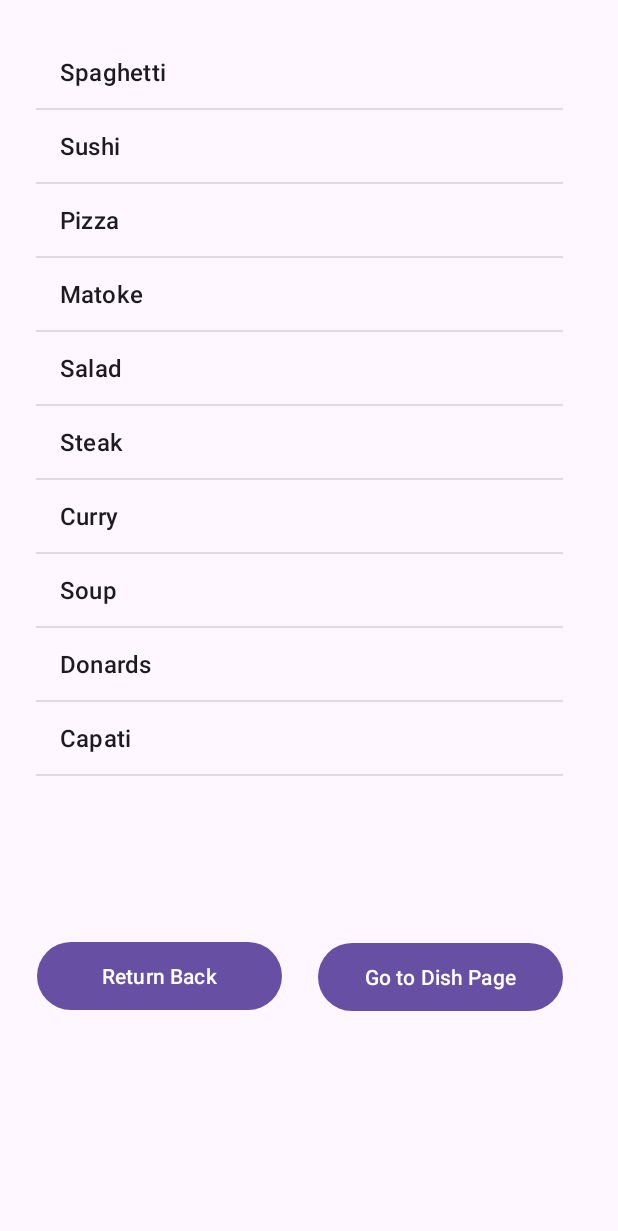
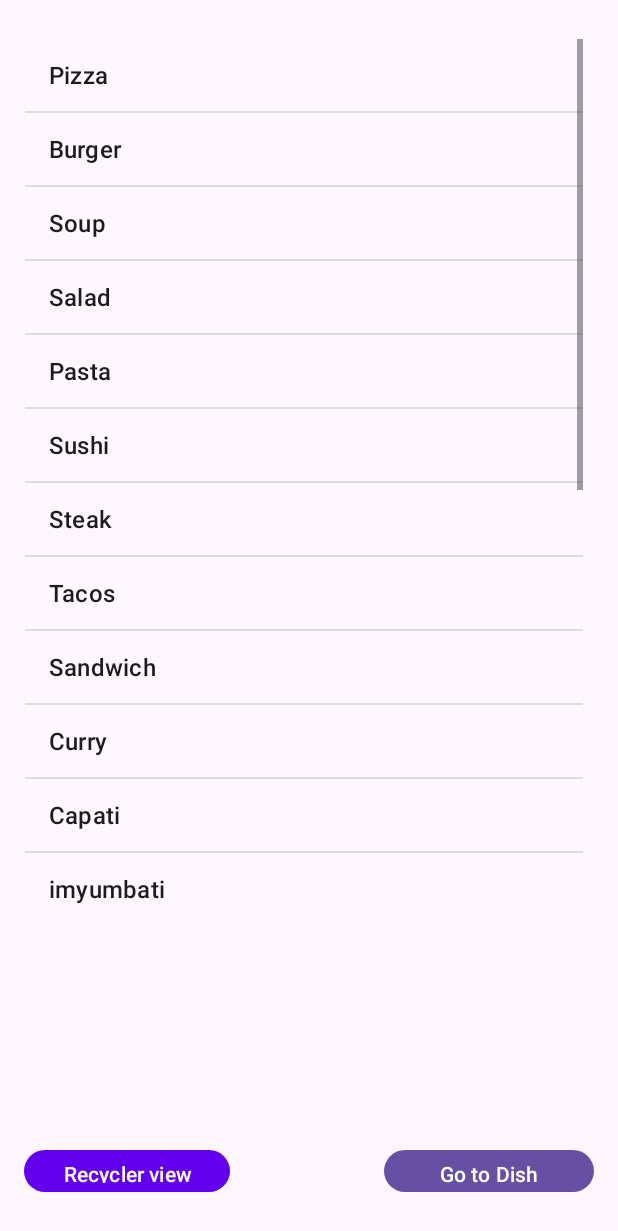
Before and after one commit to NIYIKIZA20/android_dishapplication, an Android app: the screen it shows after launch (ListViewActivity), after a tap on "View Dishes", on a phone screen of 412 x 824 dp. Shown: the top 1231 px of the screen. Run offline under Robolectric (Android 15) with nearby library versions, the phone set to English and light mode, and no system bars.

Commit message:
Recycler activity added, improved layout

```diff
--- a/app/src/main/java/com/example/dishapplication/AddDishFragment.java
+++ b/app/src/main/java/com/example/dishapplication/AddDishFragment.java
@@ -19,7 +19,6 @@ public class AddDishFragment extends Fragment {
 
     EditText inputDish;
     Button btnAddDish;
-
     public AddDishFragment() {}
 
     @Nullable
--- a/app/src/main/java/com/example/dishapplication/DishActivity.java
+++ b/app/src/main/java/com/example/dishapplication/DishActivity.java
@@ -67,7 +67,7 @@ public class DishActivity extends AppCompatActivity {
             } else if (id == R.id.nav_view_dishes) {
                 getSupportFragmentManager().popBackStack();
                 reloadList();
-            } else if (id == R.id.nav_recycler_view) {
+            } else if (id == R.id.nav_recycler) {
                 //  Open RecyclerViewActivity
                 Intent intent = new Intent(DishActivity.this, RecyclerViewActivity.class);
                 startActivity(intent);
--- a/app/src/main/java/com/example/dishapplication/ListViewActivity.java
+++ b/app/src/main/java/com/example/dishapplication/ListViewActivity.java
@@ -18,8 +18,12 @@ public class ListViewActivity extends AppCompatActivity {
     ListView dishListView;
     Button returnBtn;
     Button openDishBtn;
+    Button btnGoRecycler;
     String[] dishes = {
-            "Spaghetti", "Sushi", "Pizza", "Matoke", "Salad", "Steak", "Curry", "Soup", "Donards", "Capati"
+            "Pizza", "Burger", "Soup", "Salad", "Pasta", "Sushi", "Steak",
+            "Tacos", "Sandwich", "Curry","Capati","imyumbati","idegede",
+            "Noodles", "Fried Rice", "Dumplings", "Lasagna", "Biryani",
+            "Chow Mein", "Hotdog", "Wrap", "Grilled Cheese", "Quiche",
     };
 
     @Override
@@ -34,6 +38,7 @@ public class ListViewActivity extends AppCompatActivity {
             dishListView = findViewById(R.id.dishListView);
             returnBtn = findViewById(R.id.button);
             openDishBtn = findViewById(R.id.openDishBtn);
+            btnGoRecycler= findViewById(R.id.button_recycler);
 
             ArrayAdapter<String> adapter = new ArrayAdapter<>(
                     this, android.R.layout.simple_list_item_1, dishes
@@ -41,10 +46,10 @@ public class ListViewActivity extends AppCompatActivity {
 
             dishListView.setAdapter(adapter);
 
-            returnBtn.setOnClickListener(new View.OnClickListener() {
+            btnGoRecycler.setOnClickListener(new View.OnClickListener() {
                 @Override
                 public void onClick(View v) {
-                    Intent intent = new Intent(ListViewActivity.this, MainActivity.class);
+                    Intent intent = new Intent(ListViewActivity.this, RecyclerViewActivity.class);
                     startActivity(intent);
                 }
             });
@@ -56,6 +61,7 @@ public class ListViewActivity extends AppCompatActivity {
                 }
             });
 
+
             return insets;
         });
     }
--- a/app/src/main/java/com/example/dishapplication/MainActivity.java
+++ b/app/src/main/java/com/example/dishapplication/MainActivity.java
@@ -14,6 +14,7 @@ import androidx.core.view.WindowInsetsCompat;
 public class MainActivity extends AppCompatActivity {
 
     private Button btnViewDishes;
+    public Button btnGoRecycler;
 
 
     @Override
@@ -26,12 +27,18 @@ public class MainActivity extends AppCompatActivity {
             v.setPadding(systemBars.left, systemBars.top, systemBars.right, systemBars.bottom);
 
             btnViewDishes = findViewById(R.id.button);
-
-
             btnViewDishes.setOnClickListener(new View.OnClickListener() {
                 @Override
                 public void onClick(View view) {
                     Intent intent = new Intent(MainActivity.this, ListViewActivity.class);
+                    startActivity(intent);
+                }
+            });
+            btnGoRecycler = findViewById(R.id.button_recycler);
+            btnGoRecycler.setOnClickListener(new View.OnClickListener() {
+                @Override
+                public void onClick(View view) {
+                    Intent intent = new Intent(MainActivity.this, RecyclerViewActivity.class);
                     startActivity(intent);
                 }
             });
--- /dev/null
+++ b/app/src/main/res/drawable/rounded_button.xml
@@ -0,0 +1,6 @@
+<?xml version="1.0" encoding="utf-8"?>
+<shape xmlns:android="http://schemas.android.com/apk/res/android"
+    android:shape="rectangle">
+    <solid android:color="@color/button_background_color" />
+    <corners android:radius="24dp" />
+</shape>
--- /dev/null
+++ b/app/src/main/res/drawable/vegetarian_background.xml
@@ -0,0 +1,6 @@
+<?xml version="1.0" encoding="utf-8"?>
+<shape xmlns:android="http://schemas.android.com/apk/res/android"
+    android:shape="rectangle">
+    <solid android:color="#DFF5DC" />
+    <corners android:radius="8dp" />
+</shape>
--- a/app/src/main/res/layout/activity_list_view.xml
+++ b/app/src/main/res/layout/activity_list_view.xml
@@ -10,38 +10,39 @@
 
     <ListView
         android:id="@+id/dishListView"
-        android:layout_width="351dp"
-        android:layout_height="544dp"
+        android:layout_width="372dp"
+        android:layout_height="583dp"
         app:layout_constraintBottom_toBottomOf="parent"
         app:layout_constraintEnd_toEndOf="parent"
-        app:layout_constraintHorizontal_bias="0.4"
+        app:layout_constraintHorizontal_bias="0.41"
         app:layout_constraintStart_toStartOf="parent"
         app:layout_constraintTop_toTopOf="parent"
-        app:layout_constraintVertical_bias="0.085" />
+        app:layout_constraintVertical_bias="0.108" />
 
-    <Button
-        android:id="@+id/button"
-        android:layout_width="163dp"
-        android:layout_height="53dp"
-        android:text="Return Back"
+    <com.google.android.material.button.MaterialButton
+        android:id="@+id/button_recycler"
+        android:layout_width="137dp"
+        android:layout_height="36dp"
+        android:text="Recycler view"
+        app:backgroundTint="@color/button_background_color"
+        app:cornerRadius="16dp"
         app:layout_constraintBottom_toBottomOf="parent"
         app:layout_constraintEnd_toEndOf="parent"
-        app:layout_constraintHorizontal_bias="0.1"
+        app:layout_constraintHorizontal_bias="0.058"
         app:layout_constraintStart_toStartOf="parent"
         app:layout_constraintTop_toBottomOf="@+id/dishListView"
-        app:layout_constraintVertical_bias="0.277" />
+        app:layout_constraintVertical_bias="0.857" />
 
     <Button
         android:id="@+id/openDishBtn"
-        android:layout_width="163dp"
-        android:layout_height="53dp"
+        android:layout_width="140dp"
+        android:layout_height="36dp"
         android:layout_gravity="center_horizontal"
+        android:layout_marginEnd="16dp"
         android:text="Go to Dish Page"
         app:layout_constraintBottom_toBottomOf="parent"
         app:layout_constraintEnd_toEndOf="parent"
-        app:layout_constraintHorizontal_bias="0.4"
-        app:layout_constraintStart_toEndOf="@+id/button"
         app:layout_constraintTop_toBottomOf="@+id/dishListView"
-        app:layout_constraintVertical_bias="0.279" />
+        app:layout_constraintVertical_bias="0.857" />
 
 </androidx.constraintlayout.widget.ConstraintLayout>
--- a/app/src/main/res/menu/activity_main_drawer.xml
+++ b/app/src/main/res/menu/activity_main_drawer.xml
@@ -9,7 +9,7 @@
         android:title="Add Dish"
         android:icon="@drawable/ic_menu_gallery"/>
     <item
-        android:id="@+id/nav_recycler_view"
+        android:id="@+id/nav_recycler"
         android:title="Recycler View"
         android:icon="@drawable/ic_menu_slideshow" />
 </menu>
--- a/app/src/main/res/values/colors.xml
+++ b/app/src/main/res/values/colors.xml
@@ -2,4 +2,8 @@
 <resources>
     <color name="black">#FF000000</color>
     <color name="white">#FFFFFFFF</color>
+    <color name="button_background_color">#FF6200EE</color>
+    <color name="button_background">#11AA11</color>
+    <color name="gray">#E0E0E0</color>
+    <color name="green">#4CAF50</color>
 </resources>
```
Also changed, not shown: app/src/main/java/com/example/dishapplication/RecyclerViewActivity.java (+14 -7 lines), app/src/main/res/drawable/edit_text_background.xml (added, +8 -0 lines), app/src/main/res/layout/activity_dish.xml (+13 -6 lines), app/src/main/res/layout/activity_main.xml (+19 -6 lines), app/src/main/res/layout/dish_item.xml (+18 -9 lines), app/src/main/res/layout/fragment_add_dish.xml (+16 -7 lines).
